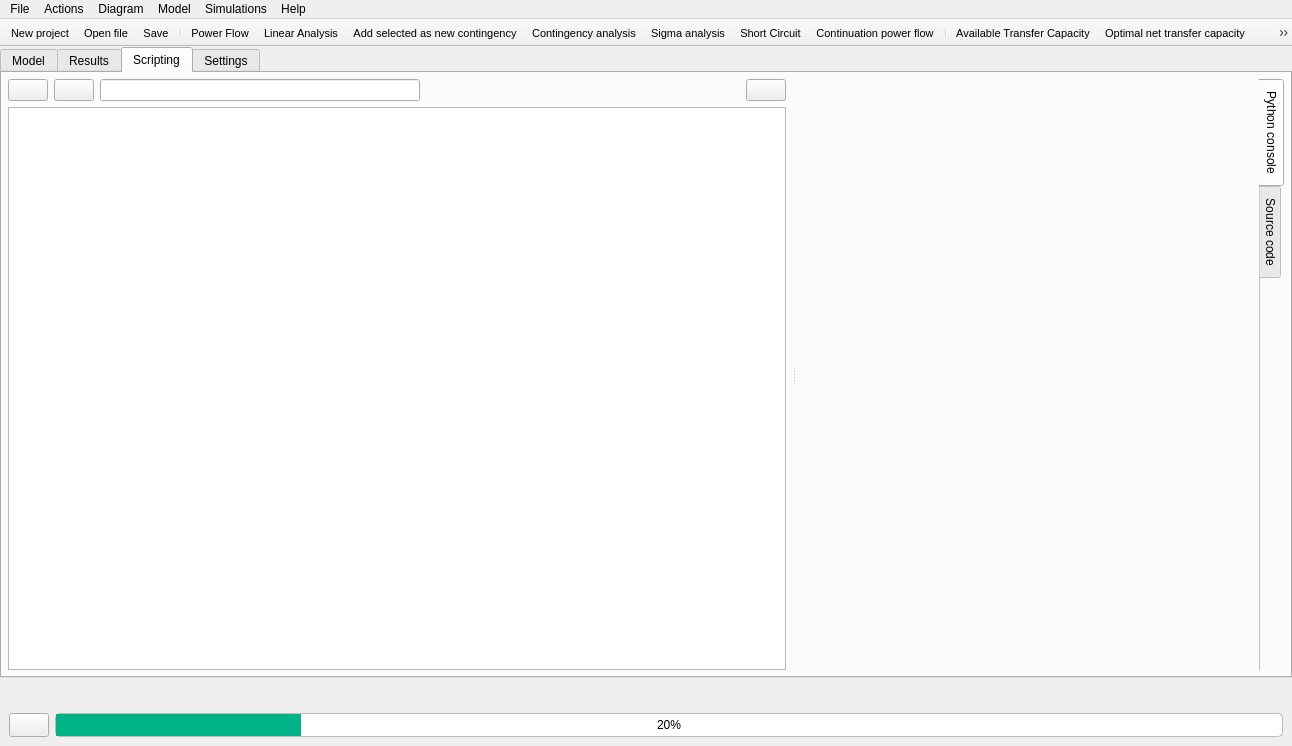
The window that src/GridCal/Gui/Main/MainWindow.ui (SanPen/GridCal) describes before a commit, drawn with Qt 5.
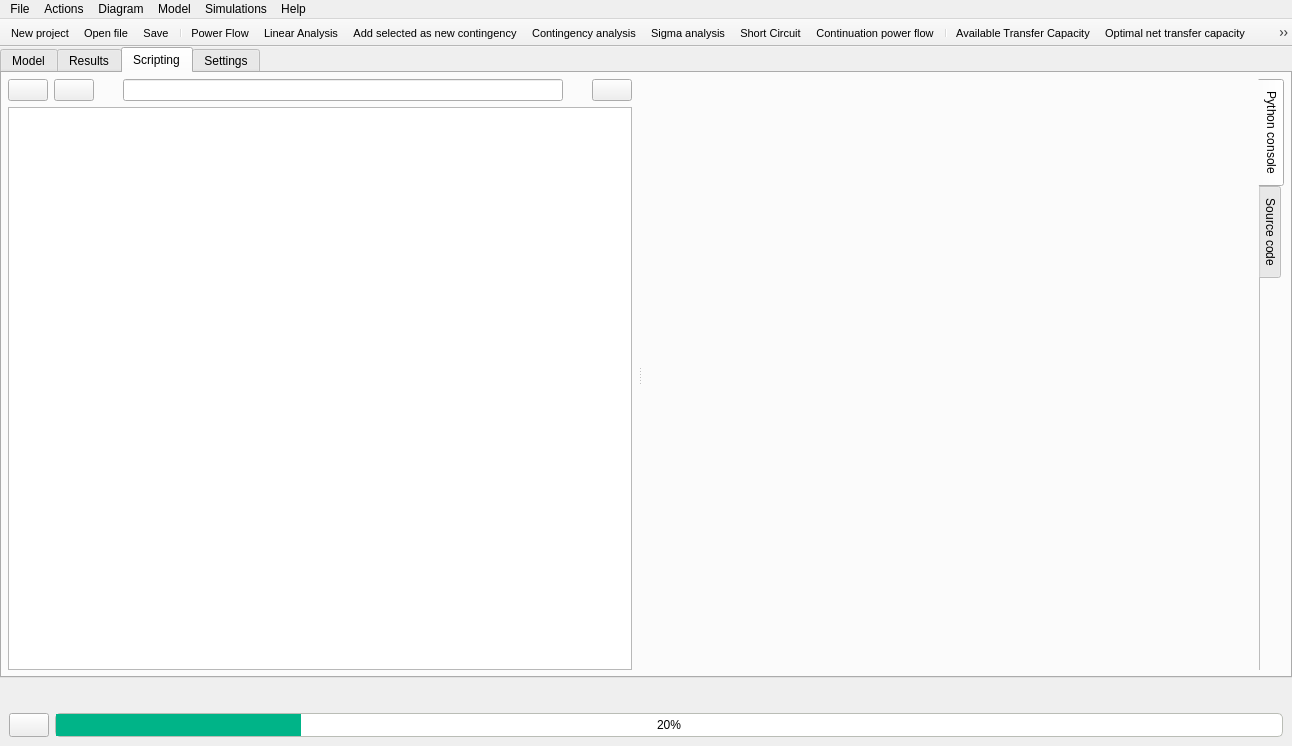
The same window after the commit. The open tabs and pages were chosen to show the change. Icons and pictures are not drawn.

```diff
--- a/src/GridCal/Gui/Main/MainWindow.ui
+++ b/src/GridCal/Gui/Main/MainWindow.ui
@@ -1913,6 +1913,13 @@
                     </property>
                    </widget>
                   </item>
+                  <item>
+                   <widget class="QLabel" name="label_91">
+                    <property name="text">
+                     <string>     </string>
+                    </property>
+                   </widget>
+                  </item>
                   <item>
                    <widget class="QLineEdit" name="sourceCodeNameLineEdit">
                     <property name="toolTip">
@@ -1921,17 +1928,11 @@
                    </widget>
                   </item>
                   <item>
-                   <spacer name="horizontalSpacer_14">
-                    <property name="orientation">
-                     <enum>Qt::Horizontal</enum>
+                   <widget class="QLabel" name="label_98">
+                    <property name="text">
+                     <string>     </string>
                     </property>
-                    <property name="sizeHint" stdset="0">
-                     <size>
-                      <width>237</width>
-                      <height>20</height>
-                     </size>
-                    </property>
-                   </spacer>
+                   </widget>
                   </item>
                   <item>
                    <widget class="QPushButton" name="runSourceCodeButton">
```
